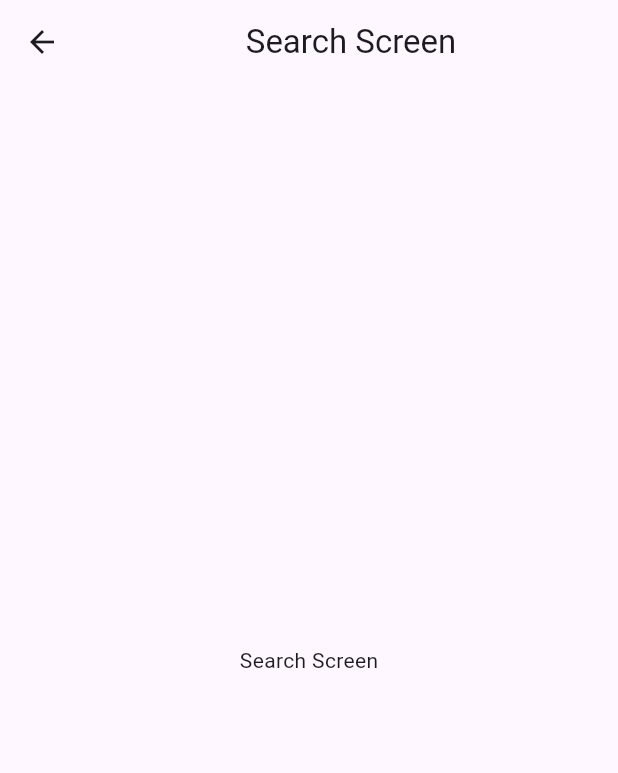
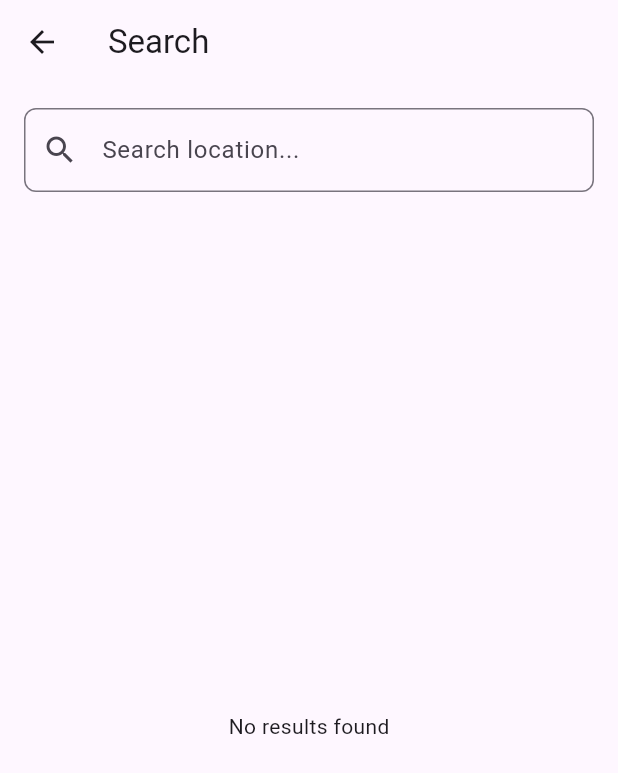
Before and after one commit to Amitkumarkoli/weatherly, a Flutter app: the SearchScreen screen opened by its route, on a phone screen of 412 x 824 dp. Shown: the top 773 px of the screen. Run offline on Flutter 3.47's test engine with Material 3 defaults, Android fonts, the phone set to English and light mode, and no system bars; our stand-ins replace firebase_auth, firebase_core, geolocator; accounts and stored records are empty; network calls fail.

Commit message:
updates in UI

```diff
--- a/lib/presentation/screens/search_screen.dart
+++ b/lib/presentation/screens/search_screen.dart
@@ -1,4 +1,5 @@
 import 'package:flutter/material.dart';
+import 'package:weatherly/presentation/widgets/bottom_nav_bar.dart';
 
 class SearchScreen extends StatefulWidget {
   const SearchScreen({super.key});
@@ -8,11 +9,98 @@ class SearchScreen extends StatefulWidget {
 }
 
 class _SearchScreenState extends State<SearchScreen> {
+  // Controller for the search text field.
+  final TextEditingController _searchController = TextEditingController();
+
+  // Dummy list of suggestions.
+  final List<String> _searchSuggestions = [
+    "New York",
+    "Los Angeles",
+    "Chicago",
+    "London",
+    "Tokyo",
+    "Paris",
+    "Dubai",
+  ];
+
+  // This list holds the filtered results.
+  List<String> _searchResults = [];
+
+  // Called whenever the search input changes.
+  void _onSearchChanged() {
+    setState(() {
+      // Filter suggestions based on the entered text (ignoring case).
+      _searchResults = _searchSuggestions
+          .where((item) =>
+              item.toLowerCase().contains(_searchController.text.toLowerCase()))
+          .toList();
+    });
+  }
+
+  @override
+  void dispose() {
+    // Always dispose controllers to free up resources.
+    _searchController.dispose();
+    super.dispose();
+  }
+
   @override
   Widget build(BuildContext context) {
-    return  Scaffold(
-      appBar: AppBar(title: Center(child: Text('Search Screen'))),
-      body: Center(child: Text("Search Screen")),
+    return Scaffold(
+      // Each screen can have its own AppBar.
+      appBar: AppBar(
+        title: const Text("Search"),
+      ),
+      body: Column(
+        children: [
+          // Search Bar with padding.
+          Padding(
+            padding: const EdgeInsets.all(16.0),
+            child: TextField(
+              controller: _searchController,
+              decoration: InputDecoration(
+                hintText: 'Search location...',
+                prefixIcon: const Icon(Icons.search),
+                border: OutlineInputBorder(
+                  borderRadius: BorderRadius.circular(8.0),
+                ),
+                // Show clear button only when there is some text.
+                suffixIcon: _searchController.text.isNotEmpty
+                    ? IconButton(
+                        icon: const Icon(Icons.clear),
+                        onPressed: () {
+                          setState(() {
+                            _searchController.clear();
+                            _searchResults.clear();
+                          });
+                        },
+                      )
+                    : null,
+              ),
+              onChanged: (value) => _onSearchChanged(),
+            ),
+          ),
+          // Display search results (or a "no results" message).
+          Expanded(
+            child: _searchResults.isEmpty
+                ? const Center(child: Text("No results found"))
+                : ListView.builder(
+                    itemCount: _searchResults.length,
+                    itemBuilder: (context, index) {
+                      return ListTile(
+                        title: Text(_searchResults[index]),
+                        onTap: () {
+                          // Optionally, set the tapped result as the search text.
+                          setState(() {
+                            _searchController.text = _searchResults[index];
+                          });
+                        },
+                      );
+                    },
+                  ),
+          ),
+        ],
+      ),
     );
   }
 }
```
Also changed, not shown: lib/presentation/screens/home_screen.dart (+14 -0 lines).
